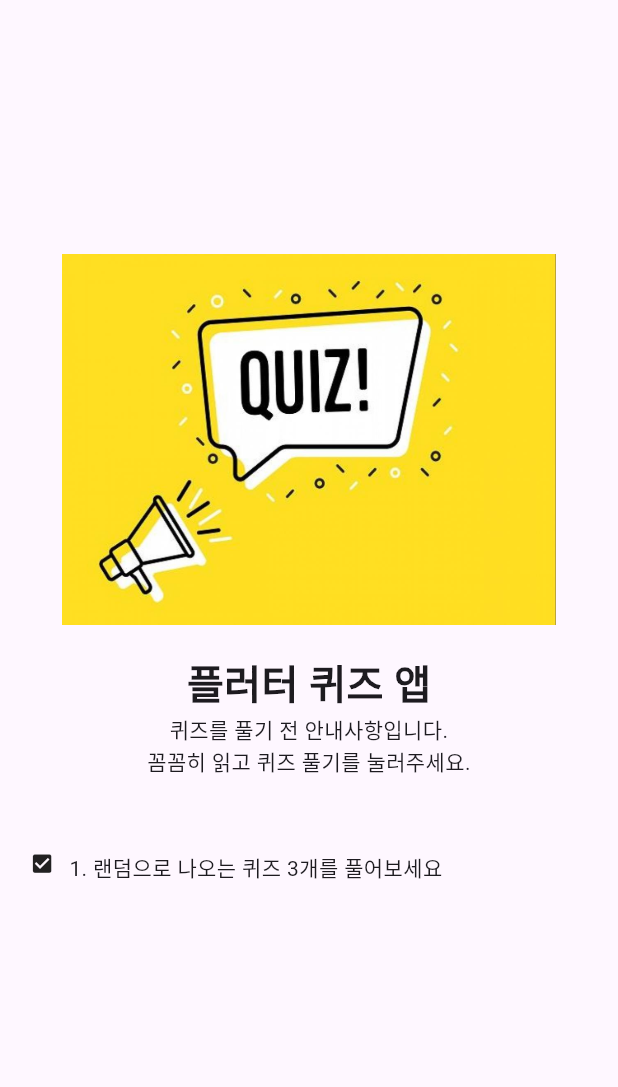
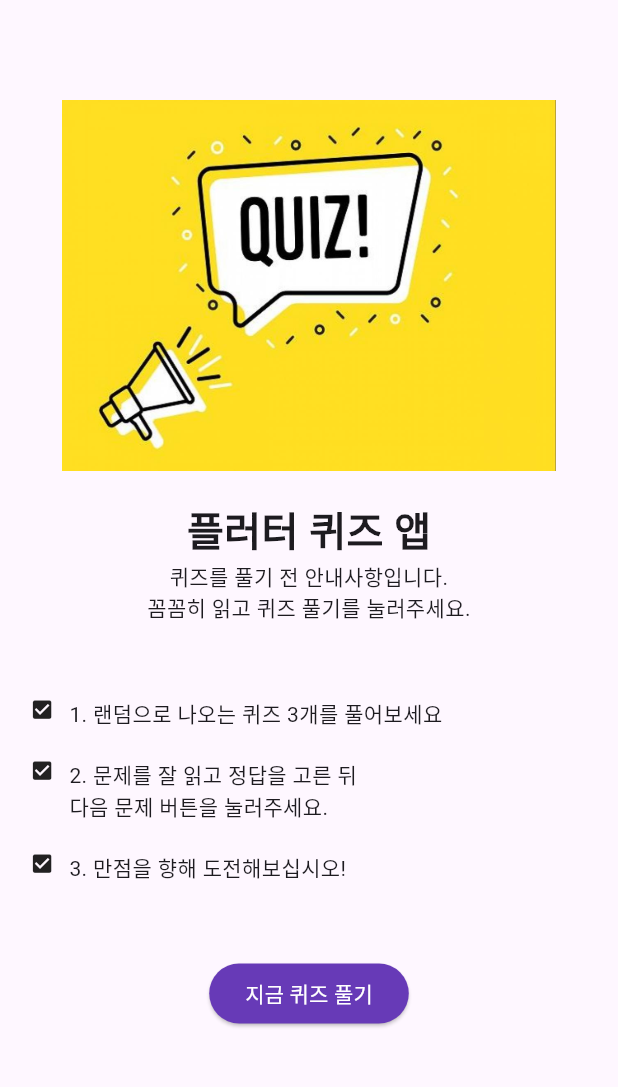
Before and after one commit to Joo-Ni/quiz_app_test, a Flutter app: the screen it shows after launch, on a phone screen of 412 x 824 dp, the part 84-1171 px from its top. Run offline on Flutter 3.47's test engine with Material 3 defaults, Android fonts, the light colour scheme and no system bars.

Commit message:
lesson2_4:51

```diff
--- a/lib/screen/screen_home.dart
+++ b/lib/screen/screen_home.dart
@@ -1,4 +1,7 @@
 import 'package:flutter/material.dart';
+import 'package:quiz_app_test/screen/screen_quiz.dart';
+
+import '../model/model_quiz.dart';
 
 class HomeScreen extends StatefulWidget {
   const HomeScreen({super.key});
@@ -8,6 +11,23 @@ class HomeScreen extends StatefulWidget {
 }
 
 class _HomeScreenState extends State<HomeScreen> {
+  List<Quiz> quizs = [
+    Quiz.fromMap({
+      'title': 'test',
+      'candidates': ['a', 'b', 'c', 'd'],
+      'answer': 0
+    }),
+    Quiz.fromMap({
+      'title': 'test',
+      'candidates': ['a', 'b', 'c', 'd'],
+      'answer': 0
+    }),
+    Quiz.fromMap({
+      'title': 'test',
+      'candidates': ['a', 'b', 'c', 'd'],
+      'answer': 0
+    }),
+  ];
   @override
   Widget build(BuildContext context) {
     Size screenSize = MediaQuery.of(context).size;
@@ -48,6 +68,43 @@ class _HomeScreenState extends State<HomeScreen> {
               padding: EdgeInsets.all(width * 0.048),
             ),
             _buildStep(width, '1. 랜덤으로 나오는 퀴즈 3개를 풀어보세요'),
+            _buildStep(width, '2. 문제를 잘 읽고 정답을 고른 뒤\n다음 문제 버튼을 눌러주세요.'),
+            _buildStep(width, '3. 만점을 향해 도전해보십시오!'),
+            Padding(
+              padding: EdgeInsets.all(width * 0.048),
+            ),
+            Container(
+              padding: EdgeInsets.only(bottom: width * 0.036),
+              child: Center(
+                child: ButtonTheme(
+                  minWidth: width * 0.8,
+                  height: height * 0.05,
+                  shape: RoundedRectangleBorder(
+                    borderRadius: BorderRadius.circular(10),
+                  ),
+                  child: ElevatedButton(
+                    style: ElevatedButton.styleFrom(
+                      foregroundColor: Colors.white,
+                      backgroundColor: Colors.deepPurple,
+                    ),
+                    onPressed: () {
+                      Navigator.push(
+                        context,
+                        MaterialPageRoute(
+                          builder: (context) => QuizScreen(
+                            quizs: quizs,
+                          ),
+                        ),
+                      );
+                    },
+                    child: const Text(
+                      '지금 퀴즈 풀기',
+                      style: TextStyle(color: Colors.white),
+                    ),
+                  ),
+                ),
+              ),
+            )
           ],
         ),
       ),
```
